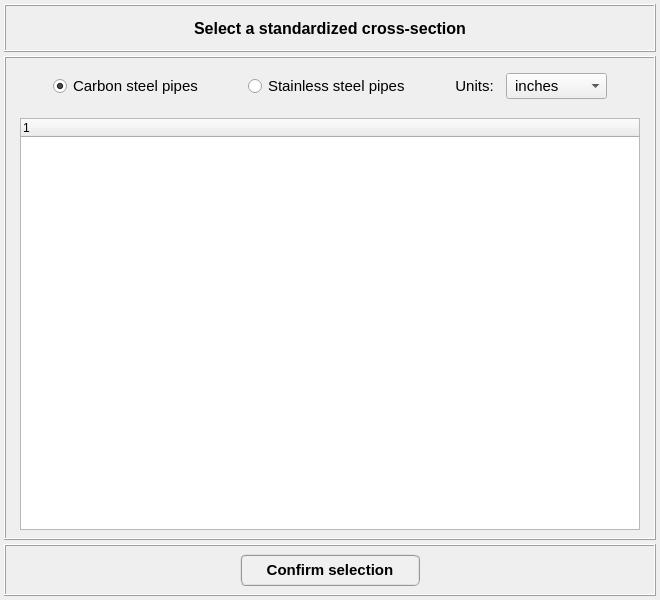
Above: pulse/interface/ui_files/model/setup/structural/standard_cross_section_input.ui from open-pulse/OpenPulse before the change. Below: the same form after it.
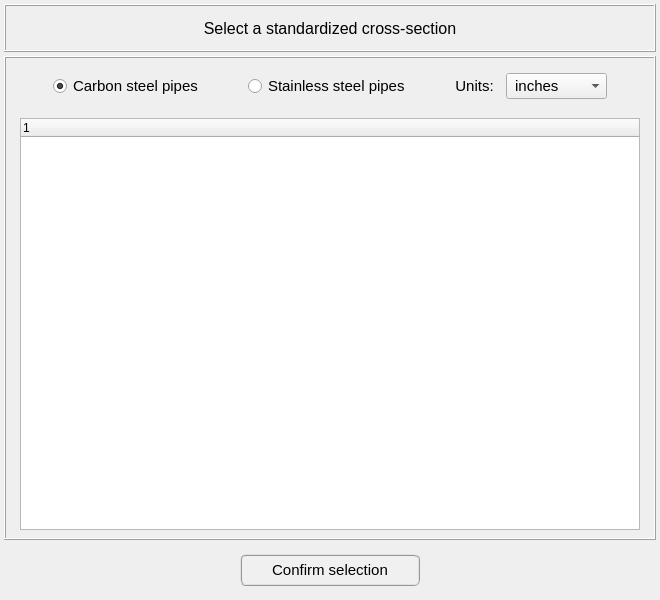
That is the form after the change.

```diff
--- a/pulse/interface/ui_files/model/setup/structural/standard_cross_section_input.ui
+++ b/pulse/interface/ui_files/model/setup/structural/standard_cross_section_input.ui
@@ -59,7 +59,7 @@
       </size>
      </property>
      <property name="frameShape">
-      <enum>QFrame::Box</enum>
+      <enum>QFrame::NoFrame</enum>
      </property>
      <property name="frameShadow">
       <enum>QFrame::Raised</enum>
@@ -101,16 +101,16 @@
          <font>
           <family>MS Shell Dlg 2</family>
           <pointsize>11</pointsize>
-          <weight>75</weight>
+          <weight>50</weight>
           <italic>false</italic>
-          <bold>true</bold>
+          <bold>false</bold>
          </font>
         </property>
         <property name="styleSheet">
-         <string notr="true">QPushButton{border-radius: 6px; border-color: rgb(150, 150, 150); border-style: ridge; border-width: 2px; color: rgb(0, 0, 0); background-color: rgb(240, 240, 240); font: 75 bold 11pt &quot;MS Shell Dlg 2&quot;}
-QPushButton:hover{border-radius: 6px; border-color: rgb(0, 170, 255); border-style: ridge; border-width: 2px; color: rgb(0, 0, 0); background-color: rgba(174, 213, 255, 100); font: 75 bold 11pt &quot;MS Shell Dlg 2&quot;}
-QPushButton:pressed{border-radius: 6px; border-color: rgb(0, 170, 255); border-style: ridge; border-width: 3px; color: rgb(0, 0, 0); background-color: rgb(174, 213, 255); font: 75 bold 11pt &quot;MS Shell Dlg 2&quot;}
-QPushButton:disabled{border-radius: 6px; border-color: rgb(150, 150, 150); border-style: ridge; border-width: 3px; color: rgb(100,100, 100); background-color: rgb(200, 200, 200); font: 75 bold 11pt &quot;MS Shell Dlg 2&quot;}</string>
+         <string notr="true">QPushButton{border-radius: 6px; border-color: rgb(150, 150, 150); border-style: ridge; border-width: 2px; color: rgb(0, 0, 0); background-color: rgb(240, 240, 240)}
+QPushButton:hover{border-radius: 6px; border-color: rgb(0, 170, 255); border-style: ridge; border-width: 2px; color: rgb(0, 0, 0); background-color: rgba(174, 213, 255, 100)}
+QPushButton:pressed{border-radius: 6px; border-color: rgb(0, 170, 255); border-style: ridge; border-width: 2px; color: rgb(0, 0, 0); background-color: rgb(174, 213, 255)}
+QPushButton:disabled{border-radius: 6px; border-color: rgb(150, 150, 150); border-style: ridge; border-width: 0px; color: rgb(150,150, 150); background-color: rgb(220, 220, 220)}</string>
         </property>
         <property name="text">
          <string>Confirm selection</string>
@@ -380,9 +380,9 @@
          <font>
           <family>MS Shell Dlg 2</family>
           <pointsize>12</pointsize>
-          <weight>75</weight>
+          <weight>50</weight>
           <italic>false</italic>
-          <bold>true</bold>
+          <bold>false</bold>
          </font>
         </property>
         <property name="text">
```
Left out of the diff: 198 changed lines with no effect on the pictures.
